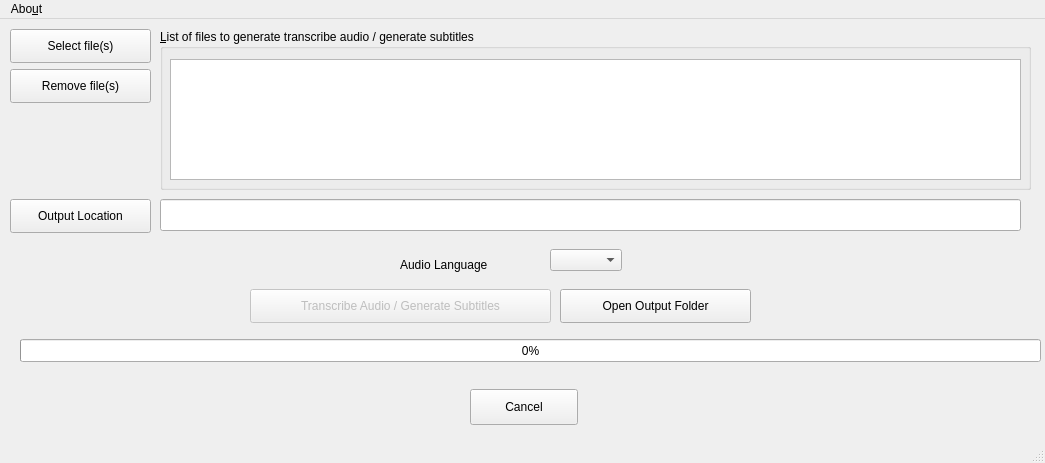
Above: pytranscriber/gui/gui.ui from agermanidis/autosub before the change. Below: the same form after it.
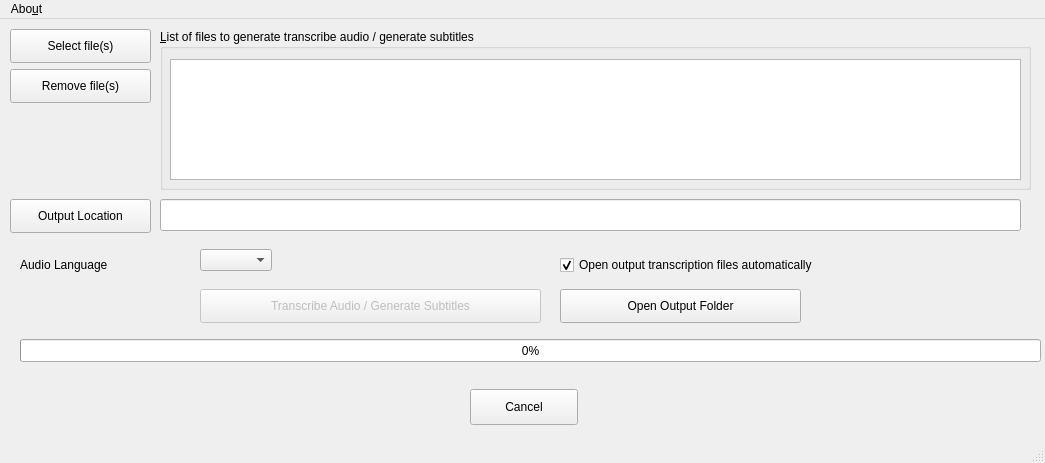
That is the form after the change.

Commit message: New checkbox for opening output transcription file automatically. Updated version string

```diff
--- a/pytranscriber/gui/gui.ui
+++ b/pytranscriber/gui/gui.ui
@@ -30,10 +30,10 @@
    <widget class="QComboBox" name="cbSelectLang">
     <property name="geometry">
      <rect>
-      <x>550</x>
+      <x>200</x>
       <y>230</y>
-      <width>97</width>
-      <height>34</height>
+      <width>92</width>
+      <height>32</height>
      </rect>
     </property>
     <property name="sizeAdjustPolicy">
@@ -43,7 +43,7 @@
    <widget class="QLabel" name="labelSelectLang">
     <property name="geometry">
      <rect>
-      <x>400</x>
+      <x>20</x>
       <y>230</y>
       <width>141</width>
       <height>31</height>
@@ -59,9 +59,9 @@
     </property>
     <property name="geometry">
      <rect>
-      <x>250</x>
+      <x>200</x>
       <y>270</y>
-      <width>301</width>
+      <width>341</width>
       <height>34</height>
      </rect>
     </property>
@@ -100,7 +100,7 @@
      <rect>
       <x>560</x>
       <y>270</y>
-      <width>191</width>
+      <width>241</width>
       <height>34</height>
      </rect>
     </property>
@@ -208,6 +208,22 @@
      <string>Cancel</string>
     </property>
    </widget>
+   <widget class="QCheckBox" name="chbxOpenOutputFilesAuto">
+    <property name="geometry">
+     <rect>
+      <x>560</x>
+      <y>230</y>
+      <width>351</width>
+      <height>32</height>
+     </rect>
+    </property>
+    <property name="text">
+     <string>Open output transcription files automatically</string>
+    </property>
+    <property name="checked">
+     <bool>true</bool>
+    </property>
+   </widget>
   </widget>
   <widget class="QMenuBar" name="menubar">
    <property name="geometry">
```
Left out of the diff: 4 changed lines with no effect on the pictures. The commit also changes 4 other files.
